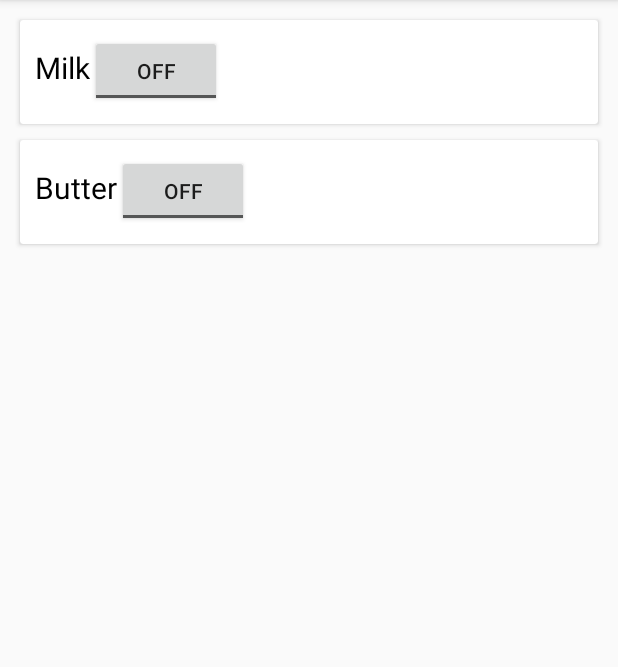
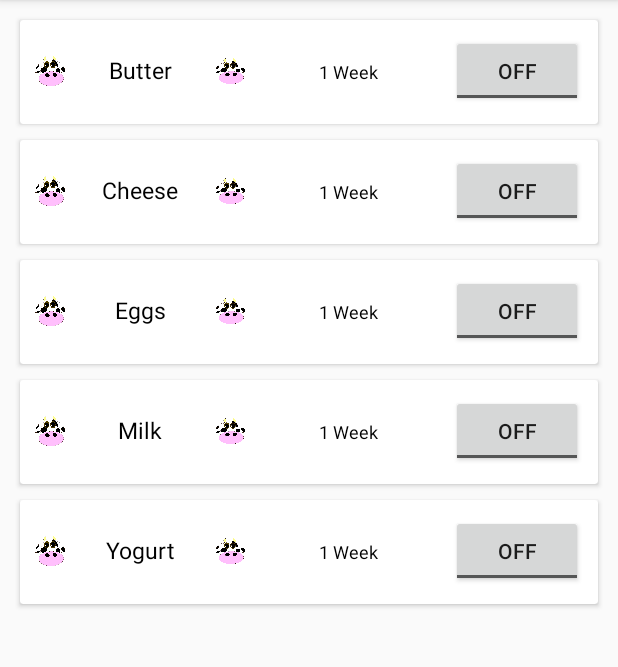
Before and after one commit to Nivlon/P2-A221-SemesterProject, an Android app: the screen it shows after launch (CategorizedList), after a tap on "DAIRY", on a phone screen of 412 x 824 dp, the part 84-751 px from its top. Run offline under Robolectric (Android 15) with nearby library versions, the phone set to English and light mode, and no system bars.

Commit message:
Better lists... Cows! Cows everywhere!
Altered categories, added names and layout of lists

```diff
--- a/app/src/main/java/com/example/p2semesterproject/CategorizedList.java
+++ b/app/src/main/java/com/example/p2semesterproject/CategorizedList.java
@@ -7,8 +7,8 @@ import android.support.v7.widget.RecyclerView;
 
 public class CategorizedList extends AppCompatActivity {
 
-    private String[][] foodListData={{"Apple","Banana","Apple","Banana","Apple","Banana","Apple","Banana","Apple","Banana","Apple","Banana"
-    },{"Milk","Butter"}};
+    private String[][] foodListData={{"Apple","Banana","Grapes","Kiwi","Melon","Orange","Pear","Raspberry","Strawberry","Watermelon"
+    },{"Butter","Cheese","Eggs","Milk","Yogurt"},{"Rye bread","White bread"},{"Beef","Chicken","Fish","Pork"},{"Bell pepper","Cabbage","Corn","Cucumber","Garlic","Iceberg","Onion","Potato","Tomato"}};
 
     private static int categoryIndex;
 
--- a/app/src/main/java/com/example/p2semesterproject/FoodListAdapter.java
+++ b/app/src/main/java/com/example/p2semesterproject/FoodListAdapter.java
@@ -21,8 +21,6 @@ public class FoodListAdapter extends RecyclerView.Adapter<FoodListAdapter.MyView
 
             // get the reference of item view's
             name = itemView.findViewById(R.id.name);
-            email = itemView.findViewById(R.id.email);
-            mobileNo = itemView.findViewById(R.id.mobileNo);
 
         }
     }
--- a/app/src/main/java/com/example/p2semesterproject/MainActivity.java
+++ b/app/src/main/java/com/example/p2semesterproject/MainActivity.java
@@ -14,16 +14,18 @@ public class MainActivity extends AppCompatActivity {
         setContentView(R.layout.activity_main);
 
         // Capture button from layout
-        Button fruitVegBut = findViewById(R.id.fruitVegetable_category);
+        Button fruitBut = findViewById(R.id.fruit_category);
         Button meatBut = findViewById(R.id.meat_category);
-        Button DairyBut = findViewById(R.id.dairy_category);
-        Button BakedBut = findViewById(R.id.baked_category);
+        Button dairyBut = findViewById(R.id.dairy_category);
+        Button bakedBut = findViewById(R.id.baked_category);
+        Button vegBut = findViewById(R.id.veg_category);
 
         // Register the onClick listener with the implementation above
-        fruitVegBut.setOnClickListener(categoryButtonListener);
+        fruitBut.setOnClickListener(categoryButtonListener);
         meatBut.setOnClickListener(categoryButtonListener);
-        DairyBut.setOnClickListener(categoryButtonListener);
-        BakedBut.setOnClickListener(categoryButtonListener);
+        dairyBut.setOnClickListener(categoryButtonListener);
+        bakedBut.setOnClickListener(categoryButtonListener);
+        vegBut.setOnClickListener(categoryButtonListener);
     }
 
     // Create an anonymous implementation of OnClickListener
@@ -37,12 +39,12 @@ public class MainActivity extends AppCompatActivity {
 
             // Which button clicked?
             switch (v.getId() /*to get clicked view id**/) {
-                case R.id.fruitVegetable_category:
+                case R.id.fruit_category:
                     CategorizedList.setCategoryIndex(0);
                     // do something when the vegetable is clicked
                     break;
                 case R.id.meat_category:
-                    CategorizedList.setCategoryIndex(2);
+                    CategorizedList.setCategoryIndex(3);
                     // do something when the meat is clicked
                     break;
                 case R.id.dairy_category:
@@ -50,6 +52,10 @@ public class MainActivity extends AppCompatActivity {
                     // do something when the dairy is clicked
                     break;
                 case R.id.baked_category:
+                    CategorizedList.setCategoryIndex(2);
+                    // do something when the baked is clicked
+                    break;
+                case R.id.veg_category:
                     CategorizedList.setCategoryIndex(4);
                     // do something when the baked is clicked
                     break;
--- /dev/null
+++ b/app/src/main/res/drawable/cow.xml
@@ -0,0 +1,3 @@
+<?xml version="1.0" encoding="utf-8"?>
+<bitmap xmlns:android="http://schemas.android.com/apk/res/android"
+    android:src="@mipmap/cow"/>
--- a/app/src/main/res/layout/activity_main.xml
+++ b/app/src/main/res/layout/activity_main.xml
@@ -9,10 +9,22 @@
     tools:context=".MainActivity">
 
     <Button
-        android:id="@+id/fruitVegetable_category"
+        android:id="@+id/veg_category"
         android:layout_width="wrap_content"
         android:layout_height="wrap_content"
-        android:text="Fruits &amp; Vegetables"
+        android:text="Vegetables"
+        app:layout_constraintBottom_toBottomOf="parent"
+        app:layout_constraintHorizontal_bias="0.497"
+        app:layout_constraintLeft_toLeftOf="parent"
+        app:layout_constraintRight_toRightOf="parent"
+        app:layout_constraintTop_toTopOf="parent"
+        app:layout_constraintVertical_bias="0.576" />
+
+    <Button
+        android:id="@+id/fruit_category"
+        android:layout_width="wrap_content"
+        android:layout_height="wrap_content"
+        android:text="Fruits"
         app:layout_constraintBottom_toBottomOf="parent"
         app:layout_constraintHorizontal_bias="0.497"
         app:layout_constraintLeft_toLeftOf="parent"
@@ -30,7 +42,7 @@
         app:layout_constraintLeft_toLeftOf="parent"
         app:layout_constraintRight_toRightOf="parent"
         app:layout_constraintTop_toTopOf="parent"
-        app:layout_constraintVertical_bias="0.571" />
+        app:layout_constraintVertical_bias="0.856" />
 
     <Button
         android:id="@+id/meat_category"
@@ -54,7 +66,7 @@
         app:layout_constraintLeft_toLeftOf="parent"
         app:layout_constraintRight_toRightOf="parent"
         app:layout_constraintTop_toTopOf="parent"
-        app:layout_constraintVertical_bias="0.774" />
+        app:layout_constraintVertical_bias="0.765" />
 
     <android.support.v7.widget.CardView
         android:layout_width="300dp"
--- a/app/src/main/res/layout/my_card_view.xml
+++ b/app/src/main/res/layout/my_card_view.xml
@@ -1,16 +1,24 @@
 <?xml version="1.0" encoding="utf-8"?>
 <ScrollView xmlns:android="http://schemas.android.com/apk/res/android"
+    xmlns:card_view="http://schemas.android.com/apk/res-auto"
+    xmlns:tools="http://schemas.android.com/tools"
     android:layout_width="match_parent"
     android:layout_height="80dp"
     android:fillViewport="true">
 
-    <android.support.v7.widget.CardView xmlns:android="http://schemas.android.com/apk/res/android"
-        xmlns:card_view="http://schemas.android.com/apk/res-auto"
-        xmlns:tools="http://schemas.android.com/tools"
+    <android.support.v7.widget.CardView
         android:id="@+id/card_view"
         android:layout_width="match_parent"
         android:layout_margin="5dp"
         android:layout_height="wrap_content">
+
+        <Button
+            android:id="@+id/button4"
+            android:layout_width="301dp"
+            android:layout_height="match_parent"
+            android:layout_weight="0"
+            android:alpha="0"
+            android:text="Button" />
 
         <LinearLayout
             android:layout_width="match_parent"
@@ -20,28 +28,43 @@
             <!--
             items for a single row of RecyclerView
             -->
+            <ImageView
+                android:id="@+id/imageView2"
+                android:layout_width="20dp"
+                android:layout_height="20dp"
+                android:layout_gravity="center_vertical"
+                android:background="@drawable/cow"
+                tools:srcCompat="@drawable/cow" />
+
             <TextView
                 android:id="@+id/name"
-                android:layout_width="wrap_content"
+                android:layout_width="100dp"
                 android:layout_height="wrap_content"
+                android:gravity="center_horizontal"
                 android:text="Name"
-                android:textColor="#000"
-                android:textSize="20sp" />
-
-            <TextView
-                android:id="@+id/email"
-                android:layout_width="wrap_content"
-                android:layout_height="wrap_content"
                 android:textColor="#000"
                 android:textSize="15sp" />
 
 
+            <ImageView
+                android:id="@+id/imageView"
+                android:layout_width="20dp"
+                android:layout_height="17dp"
+                android:layout_gravity="center_vertical"
+                android:background="@drawable/cow"
+                android:foregroundGravity="center"
+                tools:srcCompat="@drawable/cow" />
+
             <TextView
-                android:id="@+id/mobileNo"
-                android:layout_width="wrap_content"
+                android:id="@+id/time"
+                android:layout_width="40dp"
                 android:layout_height="wrap_content"
+                android:layout_weight="1"
+                android:gravity="center_horizontal"
+                android:text="1 Week"
                 android:textColor="#000"
-                android:textSize="15sp" />
+                android:textSize="12sp" />
+
             <ToggleButton
                 android:layout_width="wrap_content"
                 android:layout_height="wrap_content"
```
Also changed, not shown: app/src/main/res/mipmap-xxxhdpi/cow.png (added).
